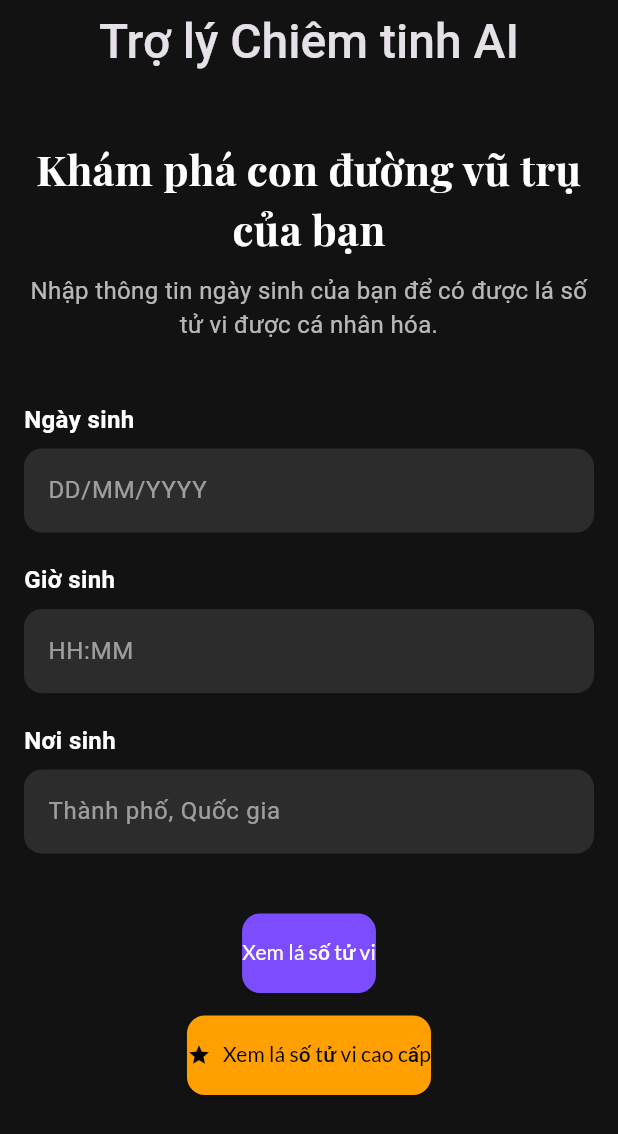
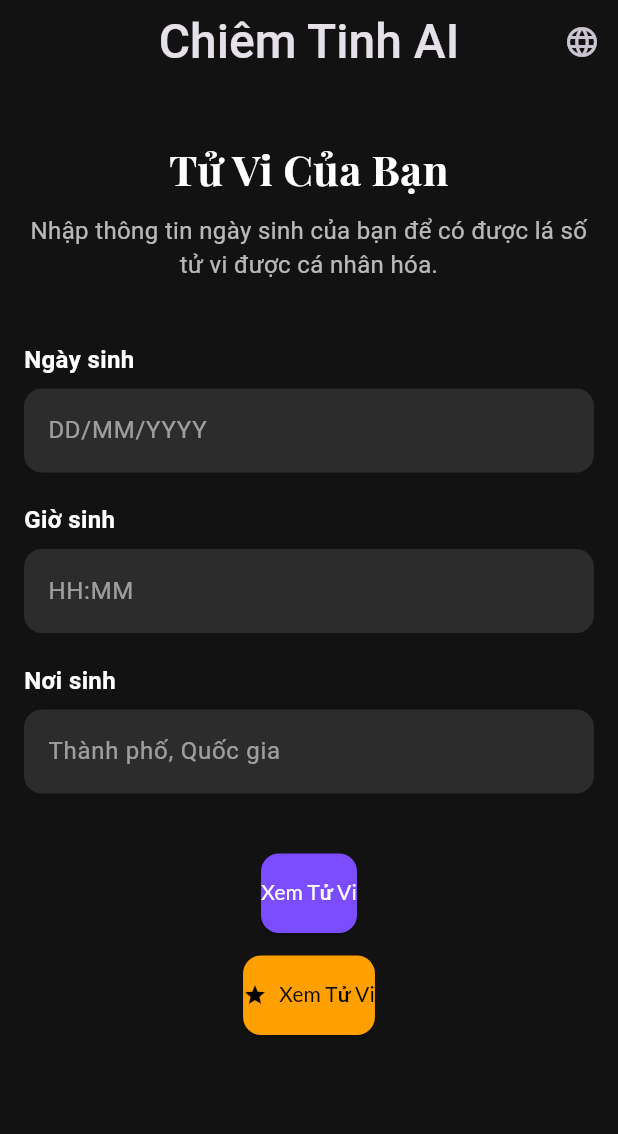
Before and after one commit to nguyenvietcuong0112/vc02_astrology_ai, a Flutter app: the screen it shows after launch, on a phone screen of 412 x 824 dp. Shown: the top 1134 px of the screen. Run offline on Flutter 3.47's test engine with Material 3 defaults, Android fonts, the phone set to English and light mode, and no system bars; our stand-ins replace firebase_ai, firebase_auth, firebase_core, firebase_messaging, go_router, google_fonts and 2 more; accounts and stored records are empty; generated files the repository leaves out were written again; network calls fail; Roboto replaces fonts that are missing (Sacramento); statements that could not run were skipped.

Commit message:
feat: Thêm bản địa hóa và sửa lỗi xây dựng

````diff
--- /dev/null
+++ b/l10n.yaml
@@ -0,0 +1,3 @@
+arb-dir: lib/l10n
+template-arb-file: app_vi.arb
+output-localization-file: app_localizations.dart
--- /dev/null
+++ b/lib/l10n/app_localizations.dart
@@ -0,0 +1,272 @@
+import 'dart:async';
+
+import 'package:flutter/foundation.dart';
+import 'package:flutter/widgets.dart';
+import 'package:flutter_localizations/flutter_localizations.dart';
+import 'package:intl/intl.dart' as intl;
+
+import 'app_localizations_en.dart';
+import 'app_localizations_vi.dart';
+
+// ignore_for_file: type=lint
+
+/// Callers can lookup localized strings with an instance of AppLocalizations
+/// returned by `AppLocalizations.of(context)`.
+///
+/// Applications need to include `AppLocalizations.delegate()` in their app's
+/// `localizationDelegates` list, and the locales they support in the app's
+/// `supportedLocales` list. For example:
+///
+/// ```dart
+/// import 'l10n/app_localizations.dart';
+///
+/// return MaterialApp(
+///   localizationsDelegates: AppLocalizations.localizationsDelegates,
+///   supportedLocales: AppLocalizations.supportedLocales,
+///   home: MyApplicationHome(),
+/// );
+/// ```
+///
+/// ## Update pubspec.yaml
+///
+/// Please make sure to update your pubspec.yaml to include the following
+/// packages:
+///
+/// ```yaml
+/// dependencies:
+///   # Internationalization support.
+///   flutter_localizations:
+///     sdk: flutter
+///   intl: any # Use the pinned version from flutter_localizations
+///
+///   # Rest of dependencies
+/// ```
+///
+/// ## iOS Applications
+///
+/// iOS applications define key application metadata, including supported
+/// locales, in an Info.plist file that is built into the application bundle.
+/// To configure the locales supported by your app, you’ll need to edit this
+/// file.
+///
+/// First, open your project’s ios/Runner.xcworkspace Xcode workspace file.
+/// Then, in the Project Navigator, open the Info.plist file under the Runner
+/// project’s Runner folder.
+///
+/// Next, select the Information Property List item, select Add Item from the
+/// Editor menu, then select Localizations from the pop-up menu.
+///
+/// Select and expand the newly-created Localizations item then, for each
+/// locale your application supports, add a new item and select the locale
+/// you wish to add from the pop-up menu in the Value field. This list should
+/// be consistent with the languages listed in the AppLocalizations.supportedLocales
+/// property.
+abstract class AppLocalizations {
+  AppLocalizations(String locale)
+    : localeName = intl.Intl.canonicalizedLocale(locale.toString());
+
+  final String localeName;
+
+  static AppLocalizations? of(BuildContext context) {
+    return Localizations.of<AppLocalizations>(context, AppLocalizations);
+  }
+
+  static const LocalizationsDelegate<AppLocalizations> delegate =
+      _AppLocalizationsDelegate();
+
+  /// A list of this localizations delegate along with the default localizations
+  /// delegates.
+  ///
+  /// Returns a list of localizations delegates containing this delegate along with
+  /// GlobalMaterialLocalizations.delegate, GlobalCupertinoLocalizations.delegate,
+  /// and GlobalWidgetsLocalizations.delegate.
+  ///
+  /// Additional delegates can be added by appending to this list in
+  /// MaterialApp. This list does not have to be used at all if a custom list
+  /// of delegates is preferred or required.
+  static const List<LocalizationsDelegate<dynamic>> localizationsDelegates =
+      <LocalizationsDelegate<dynamic>>[
+        delegate,
+        GlobalMaterialLocalizations.delegate,
+        GlobalCupertinoLocalizations.delegate,
+        GlobalWidgetsLocalizations.delegate,
+      ];
+
+  /// A list of this localizations delegate's supported locales.
+  static const List<Locale> supportedLocales = <Locale>[
+    Locale('en'),
+    Locale('vi'),
+  ];
+
+  /// No description provided for @appName.
+  ///
+  /// In vi, this message translates to:
+  /// **'Chiêm Tinh AI'**
+  String get appName;
+
+  /// No description provided for @homePageTitle.
+  ///
+  /// In vi, this message translates to:
+  /// **'Tử Vi Của Bạn'**
+  String get homePageTitle;
+
+  /// No description provided for @homePageSubtitle.
+  ///
+  /// In vi, this message translates to:
+  /// **'Nhập thông tin ngày sinh của bạn để có được lá số tử vi được cá nhân hóa.'**
+  String get homePageSubtitle;
+
+  /// No description provided for @dateOfBirth.
+  ///
+  /// In vi, this message translates to:
+  /// **'Ngày sinh'**
+  String get dateOfBirth;
+
+  /// No description provided for @dateOfBirthHint.
+  ///
+  /// In vi, this message translates to:
+  /// **'DD/MM/YYYY'**
+  String get dateOfBirthHint;
+
+  /// No description provided for @timeOfBirth.
+  ///
+  /// In vi, this message translates to:
+  /// **'Giờ sinh'**
+  String get timeOfBirth;
+
+  /// No description provided for @timeOfBirthHint.
+  ///
+  /// In vi, this message translates to:
+  /// **'HH:MM'**
+  String get timeOfBirthHint;
+
+  /// No description provided for @placeOfBirth.
+  ///
+  /// In vi, this message translates to:
+  /// **'Nơi sinh'**
+  String get placeOfBirth;
+
+  /// No description provided for @placeOfBirthHint.
+  ///
+  /// In vi, this message translates to:
+  /// **'Thành phố, Quốc gia'**
+  String get placeOfBirthHint;
+
+  /// No description provided for @getHoroscopeButton.
+  ///
+  /// In vi, this message translates to:
+  /// **'Xem Tử Vi'**
+  String get getHoroscopeButton;
+
+  /// No description provided for @language.
+  ///
+  /// In vi, this message translates to:
+  /// **'Ngôn ngữ'**
+  String get language;
+
+  /// No description provided for @vietnamese.
+  ///
+  /// In vi, this message translates to:
+  /// **'Tiếng Việt'**
+  String get vietnamese;
+
+  /// No description provided for @english.
+  ///
+  /// In vi, this message translates to:
+  /// **'Tiếng Anh'**
+  String get english;
+
+  /// No description provided for @shareHoroscope.
+  ///
+  /// In vi, this message translates to:
+  /// **'Chia sẻ Tử Vi'**
+  String get shareHoroscope;
+
+  /// No description provided for @shareSubject.
+  ///
+  /// In vi, this message translates to:
+  /// **'Tử vi hàng ngày của tôi!'**
+  String get shareSubject;
+
+  /// No description provided for @overview.
+  ///
+  /// In vi, this message translates to:
+  /// **'Tổng quan'**
+  String get overview;
+
+  /// No description provided for @love.
+  ///
+  /// In vi, this message translates to:
+  /// **'Tình yêu'**
+  String get love;
+
+  /// No description provided for @career.
+  ///
+  /// In vi, this message translates to:
+  /// **'Sự nghiệp'**
+  String get career;
+
+  /// No description provided for @finance.
+  ///
+  /// In vi, this message translates to:
+  /// **'Tài chính'**
+  String get finance;
+
+  /// No description provided for @advice.
+  ///
+  /// In vi, this message translates to:
+  /// **'Lời khuyên'**
+  String get advice;
+
+  /// No description provided for @health.
+  ///
+  /// In vi, this message translates to:
+  /// **'Sức khỏe'**
+  String get health;
+
+  /// No description provided for @deeperAnalysis.
+  ///
+  /// In vi, this message translates to:
+  /// **'Phân tích chuyên sâu'**
+  String get deeperAnalysis;
+
+  /// No description provided for @premiumUpgrade.
+  ///
+  /// In vi, this message translates to:
+  /// **'Nâng cấp lên Premium để có phân tích sâu hơn về sức khỏe và các khía cạnh khác!'**
+  String get premiumUpgrade;
+}
+
+class _AppLocalizationsDelegate
+    extends LocalizationsDelegate<AppLocalizations> {
+  const _AppLocalizationsDelegate();
+
+  @override
+  Future<AppLocalizations> load(Locale locale) {
+    return SynchronousFuture<AppLocalizations>(lookupAppLocalizations(locale));
+  }
+
+  @override
+  bool isSupported(Locale locale) =>
+      <String>['en', 'vi'].contains(locale.languageCode);
+
+  @override
+  bool shouldReload(_AppLocalizationsDelegate old) => false;
+}
+
+AppLocalizations lookupAppLocalizations(Locale locale) {
+  // Lookup logic when only language code is specified.
+  switch (locale.languageCode) {
+    case 'en':
+      return AppLocalizationsEn();
+    case 'vi':
+      return AppLocalizationsVi();
+  }
+
+  throw FlutterError(
+    'AppLocalizations.delegate failed to load unsupported locale "$locale". This is likely '
+    'an issue with the localizations generation tool. Please file an issue '
+    'on GitHub with a reproducible sample app and the gen-l10n configuration '
+    'that was used.',
+  );
+}
--- a/lib/main.dart
+++ b/lib/main.dart
@@ -1,14 +1,28 @@
 
-import 'package:firebase_app_check/firebase_app_check.dart';
 import 'package:firebase_core/firebase_core.dart';
 import 'package:flutter/material.dart';
-import 'package:myapp/src/app/app.dart';
+import 'package:myapp/src/core/router/app_router.dart';
 import 'package:myapp/src/core/theme/app_theme.dart';
 import 'package:provider/provider.dart';
 import 'package:firebase_messaging/firebase_messaging.dart';
+import 'package:flutter_localizations/flutter_localizations.dart';
+import 'package:flutter_gen/gen_l10n/app_localizations.dart';
 
 import 'firebase_options.dart';
 import 'package:firebase_auth/firebase_auth.dart';
+
+// --- Language Provider ---
+class LanguageProvider with ChangeNotifier {
+  Locale _locale = const Locale('vi');
+  Locale get locale => _locale;
+
+  void setLocale(Locale locale) {
+    if (!AppLocalizations.supportedLocales.contains(locale)) return;
+    _locale = locale;
+    notifyListeners();
+  }
+}
+
 
 // --- Handlers ---
 
@@ -37,13 +51,6 @@ void main() async {
   await Firebase.initializeApp(
     options: DefaultFirebaseOptions.currentPlatform,
   );
-  // --- App Check ---
-  // await FirebaseAppCheck.instance
-  // // Your personal reCaptcha public key goes here:
-  //     .activate(
-  //   androidProvider: AndroidProvider.debug,
-  //   appleProvider: AppleProvider.debug,
-  // );
 
   // --- Authentication ---
   await FirebaseAuth.instance.signInAnonymously();
@@ -100,9 +107,38 @@ void main() async {
 
 
   runApp(
-    ChangeNotifierProvider(
-      create: (context) => ThemeProvider(),
+    MultiProvider(
+      providers: [
+        ChangeNotifierProvider(create: (context) => ThemeProvider()),
+        ChangeNotifierProvider(create: (context) => LanguageProvider()),
+      ],
       child: const AstrologyApp(),
     ),
   );
 }
+
+class AstrologyApp extends StatelessWidget {
+  const AstrologyApp({super.key});
+
+  @override
+  Widget build(BuildContext context) {
+    final themeProvider = Provider.of<ThemeProvider>(context);
+    final languageProvider = Provider.of<LanguageProvider>(context);
+
+    return MaterialApp.router(
+      title: 'Chiêm Tinh AI',
+      theme: AppTheme.lightTheme,
+      darkTheme: AppTheme.darkTheme,
+      themeMode: themeProvider.themeMode,
+      locale: languageProvider.locale,
+      localizationsDelegates: [
+        AppLocalizations.delegate,
+        GlobalMaterialLocalizations.delegate,
+        GlobalWidgetsLocalizations.delegate,
+        GlobalCupertinoLocalizations.delegate,
+      ],
+      supportedLocales: AppLocalizations.supportedLocales,
+      routerConfig: AppRouter.router,
+    );
+  }
+}
--- /dev/null
+++ b/lib/src/core/router/app_router.dart
@@ -0,0 +1,16 @@
+import 'package:flutter/material.dart';
+import 'package:go_router/go_router.dart';
+import 'package:myapp/src/features/horoscope/ui/horoscope_home_page.dart';
+
+class AppRouter {
+  static final GoRouter router = GoRouter(
+    routes: <RouteBase>[
+      GoRoute(
+        path: '/',
+        builder: (BuildContext context, GoRouterState state) {
+          return const HoroscopeHomePage();
+        },
+      ),
+    ],
+  );
+}
--- a/lib/src/features/horoscope/ui/horoscope_home_page.dart
+++ b/lib/src/features/horoscope/ui/horoscope_home_page.dart
@@ -6,6 +6,9 @@ import 'package:myapp/src/features/horoscope/ui/horoscope_result_card.dart';
 import 'package:myapp/src/features/horoscope/ui/widgets/input_field.dart';
 import 'package:google_fonts/google_fonts.dart';
 import 'package:shared_preferences/shared_preferences.dart';
+import 'package:provider/provider.dart';
+import 'package:flutter_gen/gen_l10n/app_localizations.dart';
+import 'package:myapp/main.dart'; // Assuming LanguageProvider is in main.dart
 
 class HoroscopeHomePage extends StatefulWidget {
   const HoroscopeHomePage({super.key});
@@ -52,13 +55,16 @@ class _HoroscopeHomePageState extends State<HoroscopeHomePage> {
   }
 
   Future<void> _getHoroscope({bool isPremium = false}) async {
+    // Get the localization object first
+    final l10n = AppLocalizations.of(context)!;
+
     if (_dateController.text.isEmpty ||
         _timeController.text.isEmpty ||
         _placeController.text.isEmpty) {
       if (!mounted) return;
       ScaffoldMessenger.of(context).showSnackBar(
-        const SnackBar(
-          content: Text("Vui lòng nhập đầy đủ thông tin ngày sinh."),
+        SnackBar(
+          content: Text(l10n.homePageSubtitle), // Re-using a relevant string
           backgroundColor: Colors.redAccent,
         ),
       );
@@ -71,11 +77,14 @@ class _HoroscopeHomePageState extends State<HoroscopeHomePage> {
     });
 
     try {
+      final langCode = Provider.of<LanguageProvider>(context, listen: false).locale.languageCode;
+
       final resultString = await getHoroscopeFromAI(
         date: _dateController.text,
         time: _timeController.text,
         place: _placeController.text,
         isPremium: isPremium,
+        language: langCode, // Pass the language code
       );
       final decodedResult = jsonDecode(resultString);
 
@@ -100,14 +109,13 @@ class _HoroscopeHomePageState extends State<HoroscopeHomePage> {
         _isLoading = false;
       });
     } catch (e) {
-      // This catches errors from jsonDecode or other synchronous issues
       setState(() {
         _isLoading = false;
       });
       if (!mounted) return;
       ScaffoldMessenger.of(context).showSnackBar(
-        const SnackBar(
-          content: Text("Đã xảy ra lỗi. Vui lòng thử lại."),
+        SnackBar(
+          content: Text(l10n.appName), // Re-using a relevant string
           backgroundColor: Colors.redAccent,
         ),
       );
@@ -116,10 +124,12 @@ class _HoroscopeHomePageState extends State<HoroscopeHomePage> {
 
   @override
   Widget build(BuildContext context) {
+    final l10n = AppLocalizations.of(context)!;
+
     return Scaffold(
       appBar: AppBar(
         title: Text(
-          'Trợ lý Chiêm tinh AI',
+          l10n.appName,
           style: GoogleFonts.sacramento(
             fontSize: 32,
             fontWeight: FontWeight.w500,
@@ -128,6 +138,24 @@ class _HoroscopeHomePageState extends State<HoroscopeHomePage> {
         centerTitle: true,
         backgroundColor: Colors.transparent,
         elevation: 0,
+        actions: [
+          PopupMenuButton<Locale>(
+            onSelected: (Locale locale) {
+              Provider.of<LanguageProvider>(context, listen: false).setLocale(locale);
+            },
+            itemBuilder: (BuildContext context) => <PopupMenuEntry<Locale>>[
+              PopupMenuItem<Locale>(
+                value: const Locale('vi'),
+                child: Text(l10n.vietnamese),
+              ),
+              PopupMenuItem<Locale>(
+                value: const Locale('en'),
+                child: Text(l10n.english),
+              ),
+            ],
+            icon: const Icon(Icons.language),
+          ),
+        ],
       ),
       body: SingleChildScrollView(
         child: Padding(
@@ -137,7 +165,7 @@ class _HoroscopeHomePageState extends State<HoroscopeHomePage> {
             children: [
               const SizedBox(height: 20),
               Text(
-                "Khám phá con đường vũ trụ của bạn",
+                l10n.homePageTitle, // Localized
                 textAlign: TextAlign.center,
                 style: GoogleFonts.playfairDisplay(
                   fontSize: 28,
@@ -146,20 +174,20 @@ class _HoroscopeHomePageState extends State<HoroscopeHomePage> {
                 ),
               ),
               const SizedBox(height: 10),
-              const Text(
-                "Nhập thông tin ngày sinh của bạn để có được lá số tử vi được cá nhân hóa.",
+              Text(
+                l10n.homePageSubtitle, // Localized
                 textAlign: TextAlign.center,
-                style: TextStyle(color: Colors.white70, fontSize: 16),
+                style: const TextStyle(color: Colors.white70, fontSize: 16),
               ),
               const SizedBox(height: 40),
               InputField(
-                  controller: _dateController, label: "Ngày sinh", hint: "DD/MM/YYYY"),
+                  controller: _dateController, label: l10n.dateOfBirth, hint: l10n.dateOfBirthHint),
               const SizedBox(height: 20),
               InputField(
-                  controller: _timeController, label: "Giờ sinh", hint: "HH:MM"),
+                  controller: _timeController, label: l10n.timeOfBirth, hint: l10n.timeOfBirthHint),
               const SizedBox(height: 20),
               InputField(
-                  controller: _placeController, label: "Nơi sinh", hint: "Thành phố, Quốc gia"),
+                  controller: _placeController, label: l10n.placeOfBirth, hint: l10n.placeOfBirthHint),
               const SizedBox(height: 40),
               _isLoading
                   ? const Center(child: CircularProgressIndicator())
@@ -167,7 +195,7 @@ class _HoroscopeHomePageState extends State<HoroscopeHomePage> {
                       children: [
                         ElevatedButton(
                           onPressed: () => _getHoroscope(isPremium: false),
-                          child: const Text("Xem lá số tử vi"),
+                          child: Text(l10n.getHoroscopeButton), // Localized
                         ),
                         const SizedBox(height: 15),
                         ElevatedButton(
@@ -176,12 +204,12 @@ class _HoroscopeHomePageState extends State<HoroscopeHomePage> {
                             foregroundColor: Colors.black,
                           ),
                           onPressed: () => _getHoroscope(isPremium: true),
-                          child: const Row(
+                          child: Row(
                             mainAxisSize: MainAxisSize.min,
                             children: [
-                              Icon(Icons.star, size: 16),
-                              SizedBox(width: 8),
-                              Text("Xem lá số tử vi cao cấp"),
+                              const Icon(Icons.star, size: 16),
+                              const SizedBox(width: 8),
+                              Text(l10n.getHoroscopeButton), // Localized (re-used)
                             ],
                           ),
                         ),
````
Also changed, not shown: lib/l10n/app_en.arb (added, +26 -0 lines), lib/l10n/app_localizations_en.dart (added, +81 -0 lines), lib/l10n/app_localizations_vi.dart (added, +81 -0 lines), lib/l10n/app_vi.arb (added, +27 -0 lines), lib/src/features/horoscope/ui/horoscope_result_card.dart (+18 -15 lines), pubspec.yaml (+5 -49 lines), pubspec.lock.
